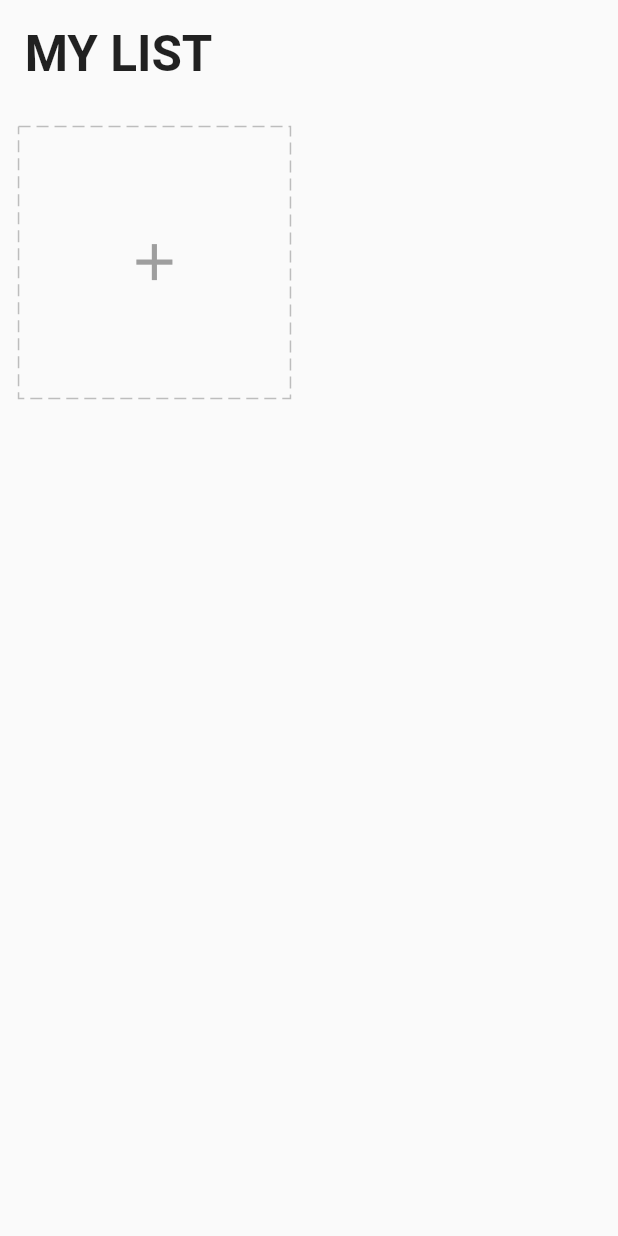
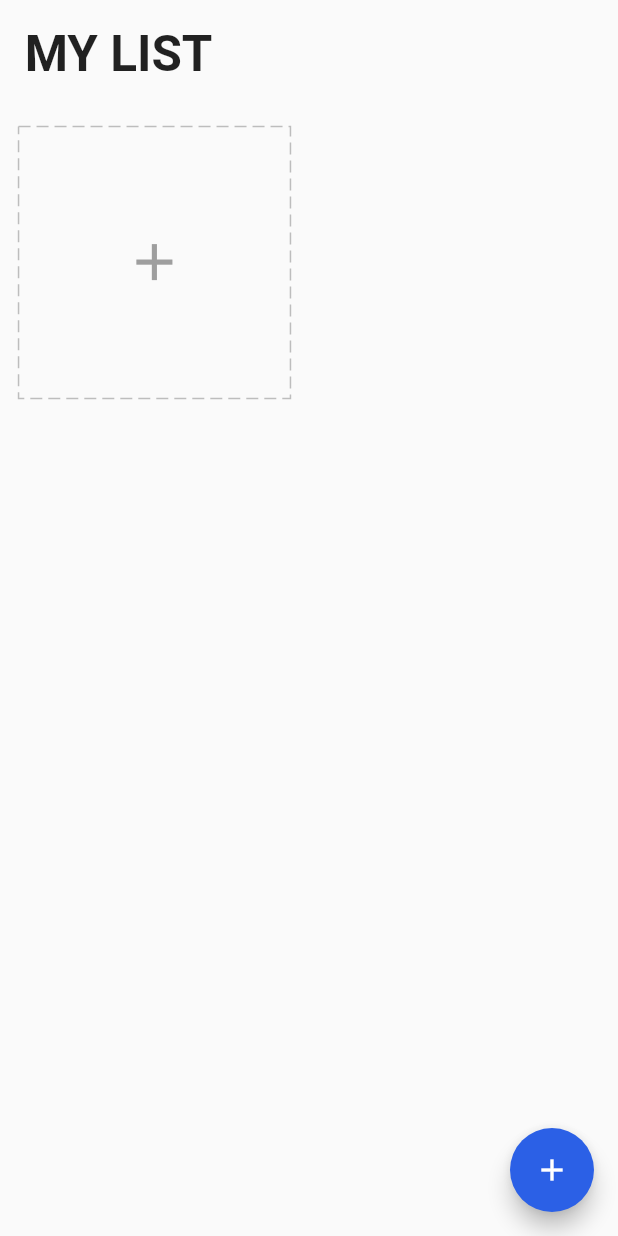
Before and after one commit to ThathsaraHewage/TODO, a Flutter app: the screen it shows after launch, on a phone screen of 412 x 824 dp. Run offline on Flutter 3.47's test engine with Material 2 defaults, Android fonts, the light colour scheme and no system bars; drawn by our look-alikes of dotted_border; our stand-ins replace equatable, flutter_easyloading, get, get_storage, step_progress_indicator; missing offline and left inert: dart:ffi.

Commit message:
drag and delete task cards, made changes of task card colors

```diff
--- a/lib/app/core/values/colors.dart
+++ b/lib/app/core/values/colors.dart
@@ -1,8 +1,8 @@
 import 'package:flutter/material.dart';
 
 const purple = Color(0xFF756BFC);
-const pink = Color(0XFFF1A39A);
-const deepPink = Color(0XFFFA63C6);
+const pink = Color(0xFFF1A39A);
+const deepPink = Color(0xFFFA63C6);
 const green = Color(0xFF41CF9F);
 const yellow = Color(0xFFEEC38E);
 const lightBlue = Color(0xFF42A5F5);
--- a/lib/app/modules/home/view.dart
+++ b/lib/app/modules/home/view.dart
@@ -1,7 +1,9 @@
 import 'package:flutter/material.dart';
 import 'package:flutter/src/widgets/framework.dart';
+import 'package:flutter_easyloading/flutter_easyloading.dart';
 import 'package:get/get.dart';
 import 'package:get/get_state_manager/src/simple/get_view.dart';
+import 'package:todo/app/core/values/colors.dart';
 import 'package:todo/app/data/models/task.dart';
 import 'package:todo/app/modules/home/controller.dart';
 import 'package:todo/app/core/utils/extensions.dart';
@@ -32,7 +34,17 @@ class HomePage extends GetView<HomeController>{
                     shrinkWrap: true,
                     physics: const ClampingScrollPhysics(),
                     children: [
-                      ...controller.tasks.map((element) => TaskCard(task: element)).toList(),
+                      ...controller.tasks.map((element) =>
+                          LongPressDraggable(
+                            data: element,
+                            onDragStarted: () => controller.changeDeleting(true),
+                            onDraggableCanceled: (_,__) => controller.changeDeleting(false),
+                            onDragEnd: (_) => controller.changeDeleting(false),
+                              feedback: Opacity(opacity: 0.8,
+                              child: TaskCard(task: element,),
+                              ),
+                              child: TaskCard(task: element)))
+                          .toList(),
                       AddCard(),
                     ],
                 ),
@@ -40,6 +52,20 @@ class HomePage extends GetView<HomeController>{
             ],
           ),
       ),
+      floatingActionButton: DragTarget(builder: (_,__,___){ //making annonymouse
+          return Obx(
+                () => FloatingActionButton(
+              backgroundColor: controller.deleting.value ? Colors.red : blue ,
+              onPressed: (){},
+              child: Icon(controller.deleting.value ? Icons.delete : Icons.add),
+            ),
+          );
+        },
+        onAccept: (Task task){
+          controller.deleteTask(task);
+          EasyLoading.showSuccess('Delete Success');
+        },
+      ),
     );
   }
 }
--- a/lib/main.dart
+++ b/lib/main.dart
@@ -18,7 +18,7 @@ class MyApp extends StatelessWidget {
   @override
   Widget build(BuildContext context) {
     return GetMaterialApp(
-      title: 'TODO app using getX',
+      title: 'TODO app',
       debugShowCheckedModeBanner: false,
       home: const HomePage(),
       initialBinding: HomeBinding(),
```
Also changed, not shown: lib/app/modules/home/controller.dart (+9 -0 lines), lib/app/modules/home/widgets/task_card.dart (+10 -4 lines).
